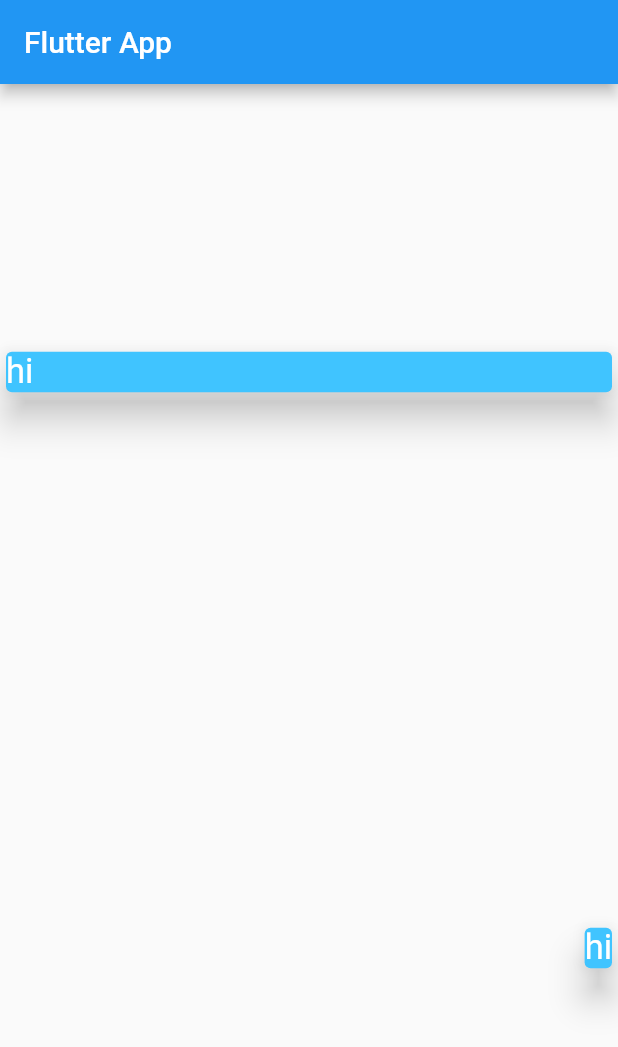
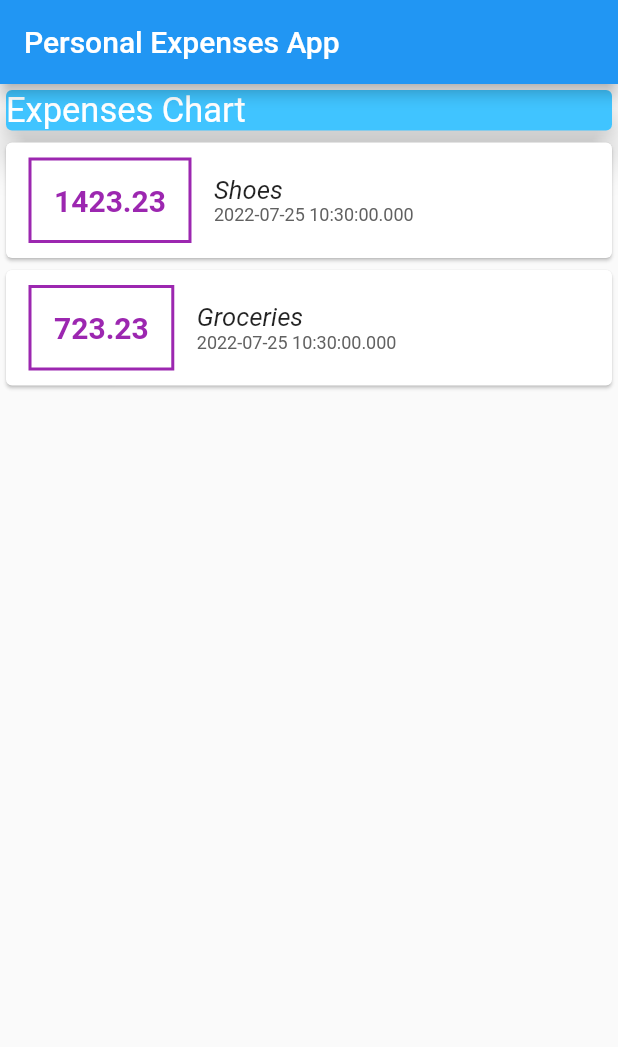
Before and after one commit to Grey-Rabbit002/AndroidDevelopment, a Flutter app: the screen it shows after launch, on a phone screen of 412 x 824 dp. Shown: the top 1047 px of the screen. Run offline on Flutter 3.47's test engine with Material 2 defaults, Android fonts, the phone set to English and light mode, and no system bars.

Commit message:
Expenses App Working Started

```diff
--- a/app2/lib/main.dart
+++ b/app2/lib/main.dart
@@ -1,4 +1,5 @@
 import 'package:flutter/material.dart';
+import './transaction.dart';
 
 void main() => runApp(MyApp());
 
@@ -13,15 +14,29 @@ class MyApp extends StatelessWidget {
 }
 
 class MyHomePage extends StatelessWidget {
+  final List<Transaction> transactions = [
+    Transaction(
+      id: 't1',
+      amount: 1423.23,
+      title: "Shoes",
+      date: DateTime.now(),
+    ),
+    Transaction(
+      id: 't2',
+      amount: 723.23,
+      title: "Groceries",
+      date: DateTime.now(),
+    ),
+  ];
   @override
   Widget build(BuildContext context) {
     return Scaffold(
       appBar: AppBar(
-        title: const Text("Flutter App"),
+        title: const Text("Personal Expenses App"),
       ),
       body: Column(
-        mainAxisAlignment: MainAxisAlignment.spaceAround,
-        crossAxisAlignment: CrossAxisAlignment.end,
+        // mainAxisAlignment: MainAxisAlignment.spaceAround,
+        crossAxisAlignment: CrossAxisAlignment.center,
         children: [
           Card(
             elevation: 10,
@@ -29,26 +44,54 @@ class MyHomePage extends StatelessWidget {
             child: Container(
                 width: double.infinity,
                 child: const Text(
-                  "hi",
+                  "Expenses Chart",
                   style: TextStyle(
                     fontSize: 23,
                     color: Colors.white,
                   ),
                 )),
           ),
-          Card(
-            elevation: 10,
-            color: Colors.lightBlueAccent,
-            child: Container(
-
-                // width:double.infinity,
-                child: const Text(
-              "hi",
-              style: TextStyle(
-                fontSize: 23,
-                color: Colors.white,
-              ),
-            )),
+          Column(
+            children: transactions.map((tx) {
+              return Card(
+                child: (Row(
+                  children: [
+                    Container(
+                      decoration: BoxDecoration(
+                        border: Border.all(color: Colors.purple, width: 2),
+                      ),
+                      padding: const EdgeInsets.all(15),
+                      margin: const EdgeInsets.symmetric(
+                        horizontal: 15,
+                        vertical: 10,
+                      ),
+                      child: Text(
+                        tx.amount.toString(),
+                        style: const TextStyle(
+                            fontWeight: FontWeight.bold,
+                            color: Colors.purple,
+                            fontSize: 20),
+                      ),
+                    ),
+                    Column(
+                      crossAxisAlignment: CrossAxisAlignment.start,
+                      children: [
+                        Text(
+                          tx.title,
+                          style: const TextStyle(
+                              fontSize: 17, fontStyle: FontStyle.italic),
+                        ),
+                        Text(
+                          tx.date.toString(),
+                          style:
+                              TextStyle(color: Colors.grey[700], fontSize: 12),
+                        ),
+                      ],
+                    ),
+                  ],
+                )),
+              );
+            }).toList(),
           ),
         ],
       ),
--- /dev/null
+++ b/app2/lib/transaction.dart
@@ -0,0 +1,17 @@
+import 'package:flutter/cupertino.dart';
+import 'package:flutter/foundation.dart';
+import 'package:flutter/material.dart';
+
+class Transaction {
+  final String id;
+  final String title;
+  final double amount;
+  final DateTime date;
+
+  Transaction({
+    @required this.amount,
+    @required this.date,
+    @required this.id,
+    @required this.title,
+  });
+}
```
